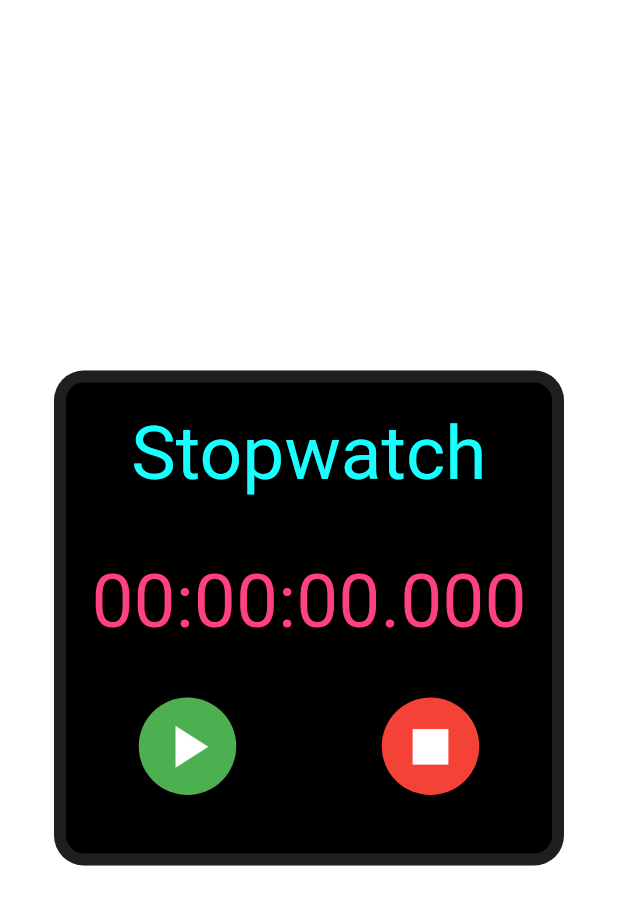
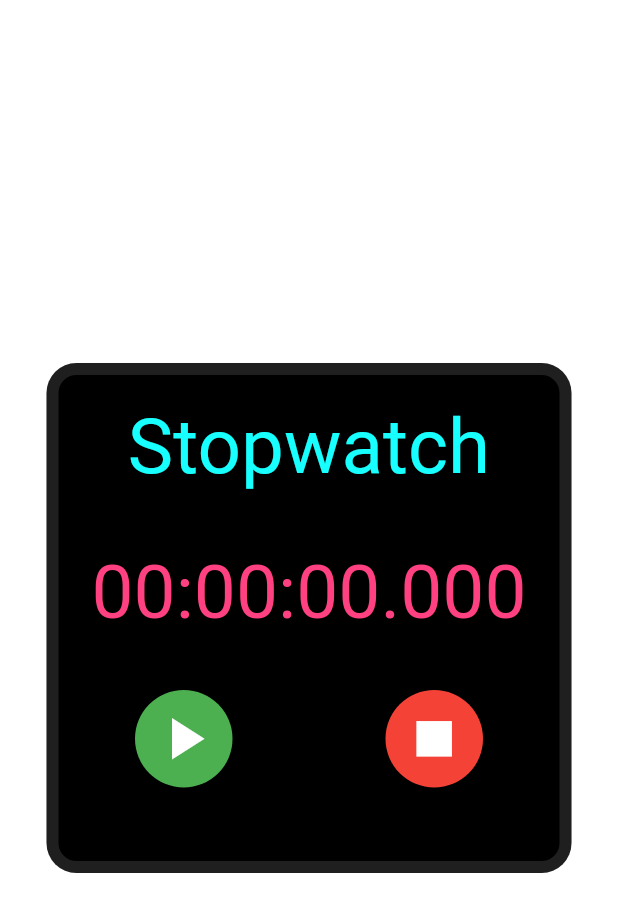
Before and after one commit to aryanve/Stopwatch_flutter, a Flutter app: the screen it shows after launch, on a phone screen of 412 x 824 dp. Shown: the top 912 px of the screen. Run offline on Flutter 3.47's test engine with Material 2 defaults, Android fonts, the phone set to English and light mode, and no system bars.

Commit message:
Update main.dart
Re created UX with Code design changes

```diff
--- a/lib/main.dart
+++ b/lib/main.dart
@@ -73,16 +73,16 @@ class _StopwatchPageState extends State<StopwatchPage> {
 
     return Center(
       child: Container(
-        height: 330,
-        width: 340,
+        height: 340,
+        width: 350,
         child: Column(
           children: <Widget>[
             Padding(
               padding: const EdgeInsets.all(18),
-              child: Text("Stopwatch",style: TextStyle(color: Colors.cyanAccent,fontSize: 50),),
+              child: Text("Stopwatch",style: TextStyle(color: Colors.cyanAccent,fontSize: 51),),
             ),
             Padding(
-              padding: const EdgeInsets.only(left: 10,right: 10,top: 22,bottom: 34),
+              padding: const EdgeInsets.only(left: 10,right: 10,top: 20,bottom: 35),
               child: Text('${_formatter.format(diffTime)}',style: TextStyle(color: Colors.pinkAccent,fontSize: 50),),
             ),
             Row(
@@ -120,8 +120,8 @@ class _StopwatchPageState extends State<StopwatchPage> {
           boxShadow: <BoxShadow>[
             BoxShadow(
               color: Colors.white70,
-              offset: Offset(2,3),
-              blurRadius: 20,
+              offset: Offset(3,4),
+              blurRadius: 15,
             )
           ]
         ),
```
